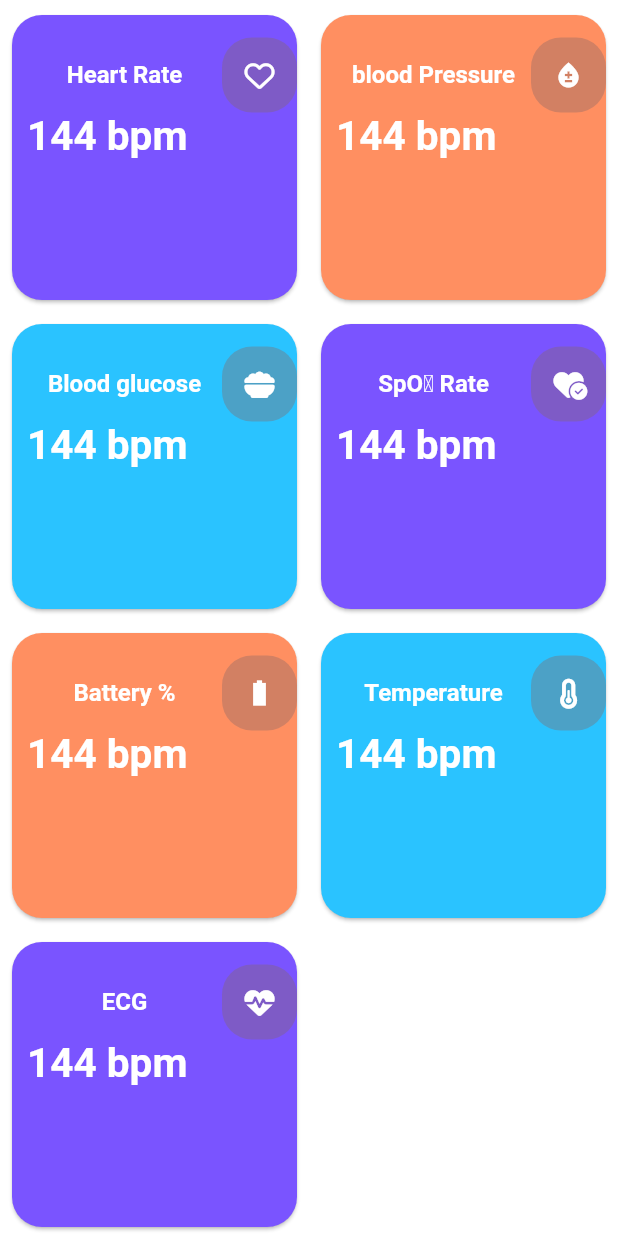
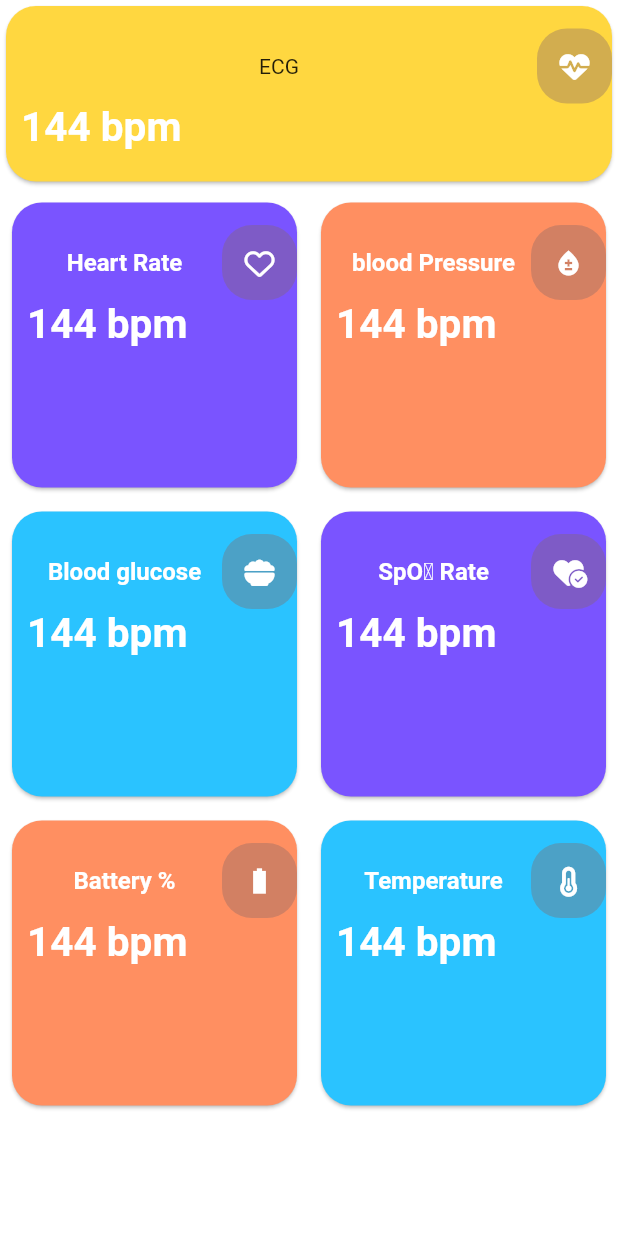
Before and after one commit to Tense-Turtles/MedProdigy-app, a Flutter app: the Home_Screen screen opened directly, on a phone screen of 412 x 824 dp. Run offline on Flutter 3.47's test engine with Material 2 defaults, Android fonts, the phone set to English and light mode, and no system bars; our stand-ins replace cloud_firestore, firebase_auth, firebase_core, flutter_bluetooth_serial, font_awesome_flutter, sqflite; accounts and stored records are empty.

Commit message:
made changes in home page

```diff
--- a/lib/ui/CardWidget.dart
+++ b/lib/ui/CardWidget.dart
@@ -58,15 +58,6 @@ class CardWidget extends StatelessWidget {
             color: Colors.white, fontSize: 16, fontWeight: FontWeight.bold),
       ),
       "Icon": FontAwesomeIcons.temperatureHalf,
-    },
-    {
-      "color": Color(0xff7a54ff),
-      "Text": Text(
-        "ECG",
-        style: TextStyle(
-            color: Colors.white, fontSize: 16, fontWeight: FontWeight.bold),
-      ),
-      "Icon": FontAwesomeIcons.heartPulse
     },
   ];
 
--- a/lib/ui/homepage.dart
+++ b/lib/ui/homepage.dart
@@ -47,12 +47,63 @@ class _Home_ScreenState extends State<Home_Screen>
       //     ),
       //   ),
       // ),
-      body: Column(
+      body: SafeArea(
+        child: Column(
           children: [
             Container(
               decoration: BoxDecoration(
                   borderRadius: BorderRadius.circular(20),
                   color: Colors.grey[300]),
+            ),
+            Card(
+              color: Colors.amberAccent,
+              shape: RoundedRectangleBorder(
+                  borderRadius: BorderRadius.circular(20)),
+              child: Padding(
+                padding: const EdgeInsets.all(0.0),
+                child: Column(
+                  children: [
+                    SizedBox(height: 15),
+                    Row(
+                      mainAxisAlignment: MainAxisAlignment.spaceBetween,
+                      children: [
+                        Padding(padding: const EdgeInsets.all(5)),
+                        Text("ECG"),
+                        // style: TextStyle(
+                        //     color: colorwhite,
+                        //     fontSize: 16,
+                        //     fontWeight: FontWeight.bold),
+                        // ),
+                        Container(
+                          padding: EdgeInsets.all(15),
+                          decoration: BoxDecoration(
+                              borderRadius: BorderRadius.only(
+                                  topRight: Radius.circular(20),
+                                  topLeft: Radius.circular(20),
+                                  bottomLeft: Radius.circular(20),
+                                  bottomRight: Radius.circular(20)),
+                              color: Color.fromARGB(95, 133, 103, 103)),
+                          child: Icon(
+                            FontAwesomeIcons.heartPulse,
+                            color: Colors.white,
+                            size: 20,
+                          ),
+                        )
+                      ],
+                    ),
+                    Container(
+                        alignment: Alignment.topLeft,
+                        padding: EdgeInsets.only(left: 10, bottom: 20),
+                        child: Text(
+                          '144 bpm',
+                          style: TextStyle(
+                              fontSize: 27,
+                              color: Colors.white,
+                              fontWeight: FontWeight.bold),
+                        )),
+                  ],
+                ),
+              ),
             ),
             Expanded(
               child: TabBarView(controller: _tabController, children: [
@@ -60,6 +111,7 @@ class _Home_ScreenState extends State<Home_Screen>
               ]),
             )
           ],
+        ),
       ),
 
       //   body: SafeArea(
```
Lines whose indentation alone changed are shown as unchanged.
